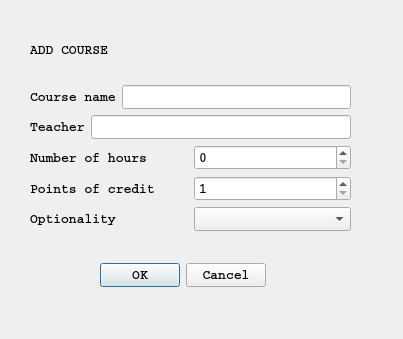
The window that coursedialog.ui (casalete/ErasmusIo) describes before a commit, drawn with Qt 5.
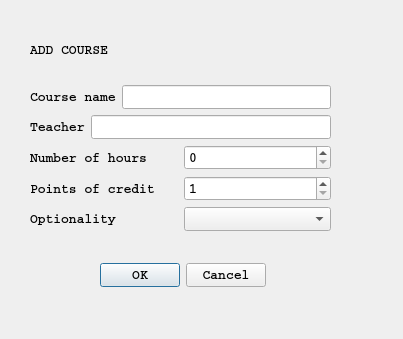
The same window after the commit. Icons and pictures are not drawn.

```diff
--- a/coursedialog.ui
+++ b/coursedialog.ui
@@ -37,12 +37,12 @@
     <set>QDialogButtonBox::Cancel|QDialogButtonBox::Ok</set>
    </property>
   </widget>
-  <widget class="QWidget" name="">
+  <widget class="QWidget" name="layoutWidget">
    <property name="geometry">
     <rect>
      <x>30</x>
      <y>20</y>
-     <width>321</width>
+     <width>301</width>
      <height>211</height>
     </rect>
    </property>
```
